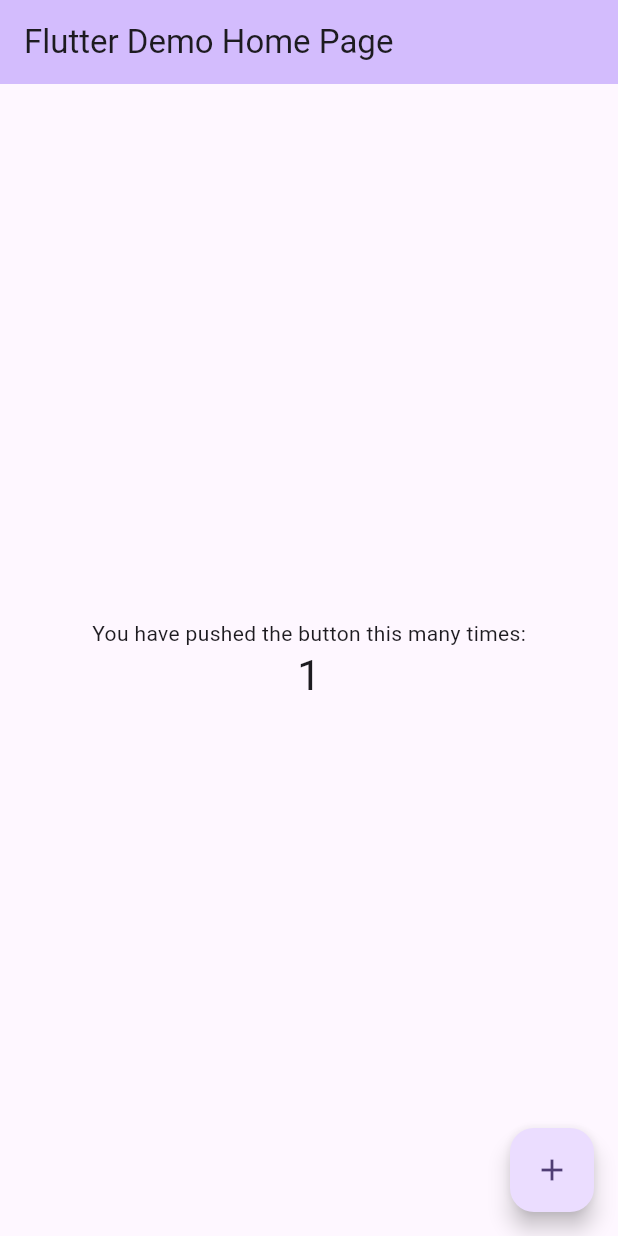
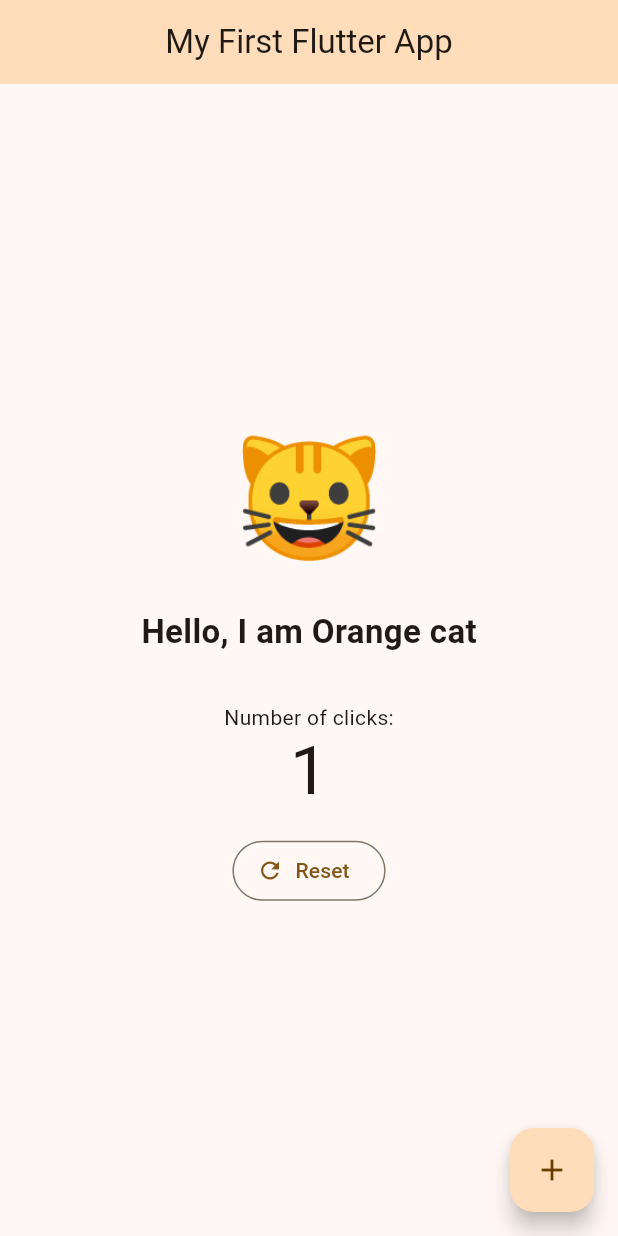
Before and after one commit to lynagd/mobile-system, a Flutter app: the screen it shows after launch, after a tap on the "add" icon, on a phone screen of 412 x 824 dp. Run offline on Flutter 3.47's test engine with Material 3 defaults, Android fonts, the phone set to English and light mode, and no system bars.

Commit message:
TP1 ex1: customized app, runs on web

```diff
--- a/tp1/lib/main.dart
+++ b/tp1/lib/main.dart
@@ -7,113 +7,68 @@ void main() {
 class MyApp extends StatelessWidget {
   const MyApp({super.key});
 
-  // This widget is the root of your application.
   @override
   Widget build(BuildContext context) {
     return MaterialApp(
-      title: 'Flutter Demo',
+      title: 'TP1 - Mobile Systems',
+      debugShowCheckedModeBanner: false,
       theme: ThemeData(
-        // This is the theme of your application.
-        //
-        // TRY THIS: Try running your application with "flutter run". You'll see
-        // the application has a purple toolbar. Then, without quitting the app,
-        // try changing the seedColor in the colorScheme below to Colors.green
-        // and then invoke "hot reload" (save your changes or press the "hot
-        // reload" button in a Flutter-supported IDE, or press "r" if you used
-        // the command line to start the app).
-        //
-        // Notice that the counter didn't reset back to zero; the application
-        // state is not lost during the reload. To reset the state, use hot
-        // restart instead.
-        //
-        // This works for code too, not just values: Most code changes can be
-        // tested with just a hot reload.
-        colorScheme: .fromSeed(seedColor: Colors.deepPurple),
+        colorScheme: ColorScheme.fromSeed(seedColor: Colors.orangeAccent),
+        useMaterial3: true,
       ),
-      home: const MyHomePage(title: 'Flutter Demo Home Page'),
+      home: const HomePage(),
     );
   }
 }
 
-class MyHomePage extends StatefulWidget {
-  const MyHomePage({super.key, required this.title});
-
-  // This widget is the home page of your application. It is stateful, meaning
-  // that it has a State object (defined below) that contains fields that affect
-  // how it looks.
-
-  // This class is the configuration for the state. It holds the values (in this
-  // case the title) provided by the parent (in this case the App widget) and
-  // used by the build method of the State. Fields in a Widget subclass are
-  // always marked "final".
-
-  final String title;
+class HomePage extends StatefulWidget {
+  const HomePage({super.key});
 
   @override
-  State<MyHomePage> createState() => _MyHomePageState();
+  State<HomePage> createState() => _HomePageState();
 }
 
-class _MyHomePageState extends State<MyHomePage> {
+class _HomePageState extends State<HomePage> {
   int _counter = 0;
 
-  void _incrementCounter() {
-    setState(() {
-      // This call to setState tells the Flutter framework that something has
-      // changed in this State, which causes it to rerun the build method below
-      // so that the display can reflect the updated values. If we changed
-      // _counter without calling setState(), then the build method would not be
-      // called again, and so nothing would appear to happen.
-      _counter++;
-    });
-  }
+  void _increment() => setState(() => _counter++);
+  void _reset() => setState(() => _counter = 0);
 
   @override
   Widget build(BuildContext context) {
-    // This method is rerun every time setState is called, for instance as done
-    // by the _incrementCounter method above.
-    //
-    // The Flutter framework has been optimized to make rerunning build methods
-    // fast, so that you can just rebuild anything that needs updating rather
-    // than having to individually change instances of widgets.
     return Scaffold(
       appBar: AppBar(
-        // TRY THIS: Try changing the color here to a specific color (to
-        // Colors.amber, perhaps?) and trigger a hot reload to see the AppBar
-        // change color while the other colors stay the same.
-        backgroundColor: Theme.of(context).colorScheme.inversePrimary,
-        // Here we take the value from the MyHomePage object that was created by
-        // the App.build method, and use it to set our appbar title.
-        title: Text(widget.title),
+        backgroundColor: Theme.of(context).colorScheme.primaryContainer,
+        title: const Text('My First Flutter App'),
+        centerTitle: true,
       ),
       body: Center(
-        // Center is a layout widget. It takes a single child and positions it
-        // in the middle of the parent.
         child: Column(
-          // Column is also a layout widget. It takes a list of children and
-          // arranges them vertically. By default, it sizes itself to fit its
-          // children horizontally, and tries to be as tall as its parent.
-          //
-          // Column has various properties to control how it sizes itself and
-          // how it positions its children. Here we use mainAxisAlignment to
-          // center the children vertically; the main axis here is the vertical
-          // axis because Columns are vertical (the cross axis would be
-          // horizontal).
-          //
-          // TRY THIS: Invoke "debug painting" (choose the "Toggle Debug Paint"
-          // action in the IDE, or press "p" in the console), to see the
-          // wireframe for each widget.
-          mainAxisAlignment: .center,
+          mainAxisAlignment: MainAxisAlignment.center,
           children: [
-            const Text('You have pushed the button this many times:'),
+            const Text('🐱', style: TextStyle(fontSize: 80)),
+            const SizedBox(height: 16),
+            const Text(
+              'Hello, I am Orange cat',
+              style: TextStyle(fontSize: 22, fontWeight: FontWeight.bold),
+            ),
+            const SizedBox(height: 32),
+            const Text('Number of clicks:'),
             Text(
               '$_counter',
-              style: Theme.of(context).textTheme.headlineMedium,
+              style: Theme.of(context).textTheme.displayMedium,
+            ),
+            const SizedBox(height: 16),
+            OutlinedButton.icon(
+              onPressed: _reset,
+              icon: const Icon(Icons.refresh),
+              label: const Text('Reset'),
             ),
           ],
         ),
       ),
       floatingActionButton: FloatingActionButton(
-        onPressed: _incrementCounter,
+        onPressed: _increment,
         tooltip: 'Increment',
         child: const Icon(Icons.add),
       ),
```
